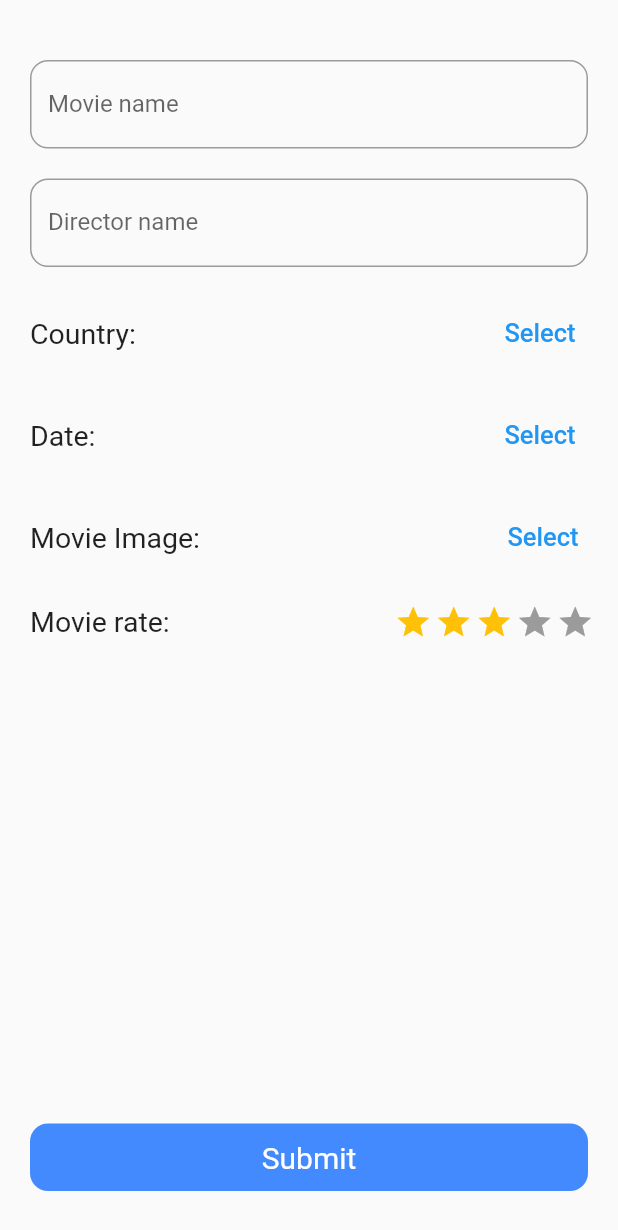
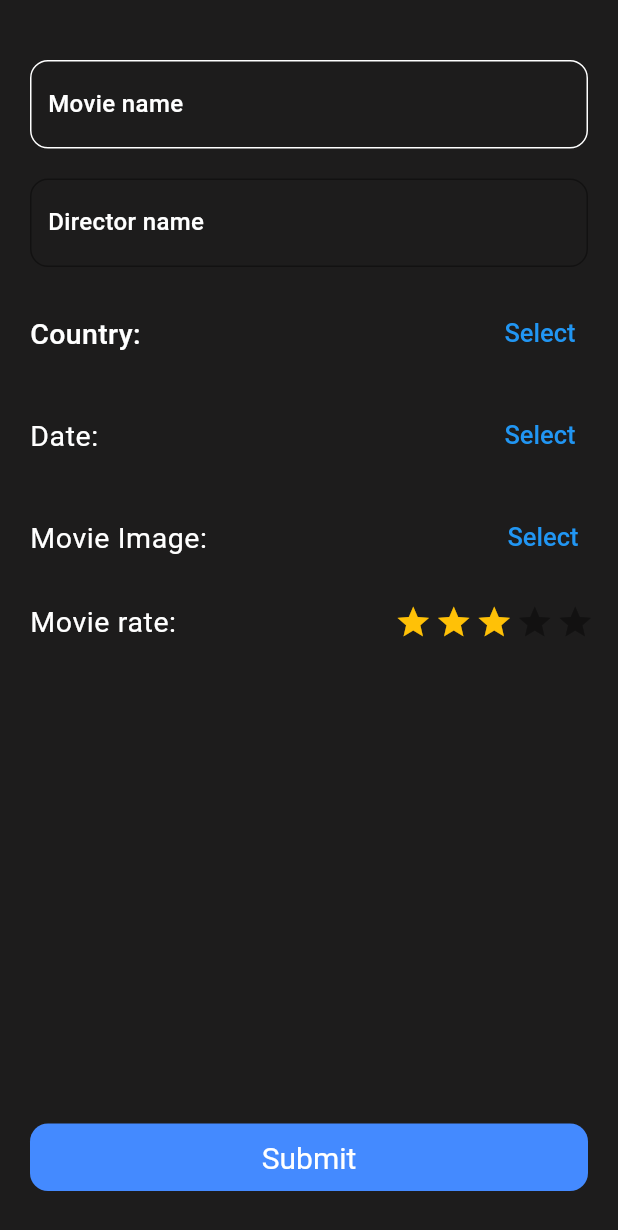
Before and after one commit to amir-hossein-rajaezadeh/movie_app, a Flutter app: the AddMoviePage screen opened by its route, on a phone screen of 412 x 824 dp. Shown: the top 1230 px of the screen. Run offline on Flutter 3.47's test engine with Material 2 defaults, Android fonts, the phone set to English and light mode, and no system bars; drawn by our look-alikes of flutter_rating_bar; our stand-ins replace dio, equatable, flutter_bloc, flutter_hooks, go_router, image_cropper and 2 more; missing offline and left inert: bottom_picker; generated files the repository leaves out were written again.

Commit message:
dark the background of  add movie

```diff
--- a/lib/screens/add_movie_page.dart
+++ b/lib/screens/add_movie_page.dart
@@ -11,6 +11,8 @@ import 'package:flutter_hooks/flutter_hooks.dart';
 import 'package:flutter_rating_bar/flutter_rating_bar.dart';
 
 import '../cubit/app_state.dart';
+import '../utils/app_theme.dart';
+import '../utils/colors.dart';
 
 class AddMoviePage extends HookWidget {
   const AddMoviePage({super.key});
@@ -21,6 +23,7 @@ class AddMoviePage extends HookWidget {
 
     return SafeArea(
       child: Scaffold(
+        backgroundColor: greyBackground,
         body: BlocBuilder<AppCubit, AppState>(
           builder: (context, state) {
             return Stack(
@@ -38,8 +41,28 @@ class AddMoviePage extends HookWidget {
                               controller: movieName,
                               decoration: InputDecoration(
                                 labelText: 'Movie name',
+                                labelStyle: AppTheme.getTextTheme(null)
+                                    .bodyMedium!
+                                    .copyWith(color: Colors.white),
+                                disabledBorder: OutlineInputBorder(
+                                  borderRadius: BorderRadius.circular(12),
+                                  borderSide:
+                                      const BorderSide(color: Colors.white),
+                                ),
+                                enabledBorder: OutlineInputBorder(
+                                  borderRadius: BorderRadius.circular(12),
+                                  borderSide:
+                                      const BorderSide(color: Colors.white),
+                                ),
                                 border: OutlineInputBorder(
                                   borderRadius: BorderRadius.circular(12),
+                                  borderSide:
+                                      const BorderSide(color: Colors.white),
+                                ),
+                                focusedBorder: OutlineInputBorder(
+                                  borderRadius: BorderRadius.circular(12),
+                                  borderSide:
+                                      const BorderSide(color: Colors.white),
                                 ),
                               ),
                             ),
@@ -51,6 +74,9 @@ class AddMoviePage extends HookWidget {
                               controller: movieDirector,
                               decoration: InputDecoration(
                                 labelText: 'Director name',
+                                labelStyle: AppTheme.getTextTheme(null)
+                                    .bodyMedium!
+                                    .copyWith(color: Colors.white),
                                 border: OutlineInputBorder(
                                   borderRadius: BorderRadius.circular(12),
                                 ),
@@ -63,9 +89,12 @@ class AddMoviePage extends HookWidget {
                             child: Row(
                               mainAxisAlignment: MainAxisAlignment.spaceBetween,
                               children: [
-                                const Text(
+                                Text(
                                   'Country:',
-                                  style: TextStyle(fontSize: 19),
+                                  style: AppTheme.getTextTheme(null)
+                                      .bodyMedium!
+                                      .copyWith(
+                                          fontSize: 19, color: Colors.white),
                                 ),
                                 TextButton(
                                     onPressed: () {
@@ -86,9 +115,12 @@ class AddMoviePage extends HookWidget {
                             child: Row(
                               mainAxisAlignment: MainAxisAlignment.spaceBetween,
                               children: [
-                                const Text(
+                                Text(
                                   'Date:',
-                                  style: TextStyle(fontSize: 19),
+                                  style: AppTheme.getTextTheme(null)
+                                      .bodySmall!
+                                      .copyWith(
+                                          fontSize: 19, color: Colors.white),
                                 ),
                                 TextButton(
                                     onPressed: () {
@@ -107,9 +139,12 @@ class AddMoviePage extends HookWidget {
                             child: Row(
                               mainAxisAlignment: MainAxisAlignment.spaceBetween,
                               children: [
-                                const Text(
+                                Text(
                                   'Movie Image:',
-                                  style: TextStyle(fontSize: 19),
+                                  style: AppTheme.getTextTheme(null)
+                                      .bodySmall!
+                                      .copyWith(
+                                          fontSize: 19, color: Colors.white),
                                 ),
                                 TextButton(
                                     onPressed: () {
@@ -138,9 +173,12 @@ class AddMoviePage extends HookWidget {
                             child: Row(
                               mainAxisAlignment: MainAxisAlignment.spaceBetween,
                               children: [
-                                const Text(
+                                Text(
                                   'Movie rate:',
-                                  style: TextStyle(fontSize: 19),
+                                  style: AppTheme.getTextTheme(null)
+                                      .bodySmall!
+                                      .copyWith(
+                                          fontSize: 19, color: Colors.white),
                                 ),
                                 Container(
                                   margin: const EdgeInsets.only(right: 10),
--- a/lib/screens/genre_list_page.dart
+++ b/lib/screens/genre_list_page.dart
@@ -7,6 +7,7 @@ import 'package:go_router/go_router.dart';
 
 import '../cubit/app_state.dart';
 import '../utils/app_theme.dart';
+import '../utils/colors.dart';
 import 'components/app_bar.dart';
 
 class GenreListPage extends StatelessWidget {
@@ -27,7 +28,7 @@ class GenreListPage extends StatelessWidget {
     });
     return SafeArea(
       child: Scaffold(
-        backgroundColor: const Color(0xFF1d1c1c),
+        backgroundColor:greyBackground,
         body: BlocBuilder<AppCubit, AppState>(
           builder: (context, state) {
             final size = MediaQuery.of(context).size;
@@ -57,11 +58,11 @@ class GenreListPage extends StatelessWidget {
                             margin: const EdgeInsets.only(left: 15),
                             child: InkWell(
                               onTap: () async {
-
                                 await context
                                     .read<AppCubit>()
                                     .getGenreMovieById(
                                         state.genreList[index].id!);
+                                // ignore: use_build_context_synchronously
                                 context.push(
                                   '/allMoviesPage',
                                   extra: state.genreList[index],
--- a/lib/utils/colors.dart
+++ b/lib/utils/colors.dart
@@ -5,5 +5,4 @@ const Color red = Color(0xFFff0000);
 const Color blue = Color(0xFF495cff);
 const Color grey = Color(0xFF474747);
 const Color greyBackground = Color(0xFF1d1c1c);
-
 const Color purple = Color(0xFF4e79ff);
```
